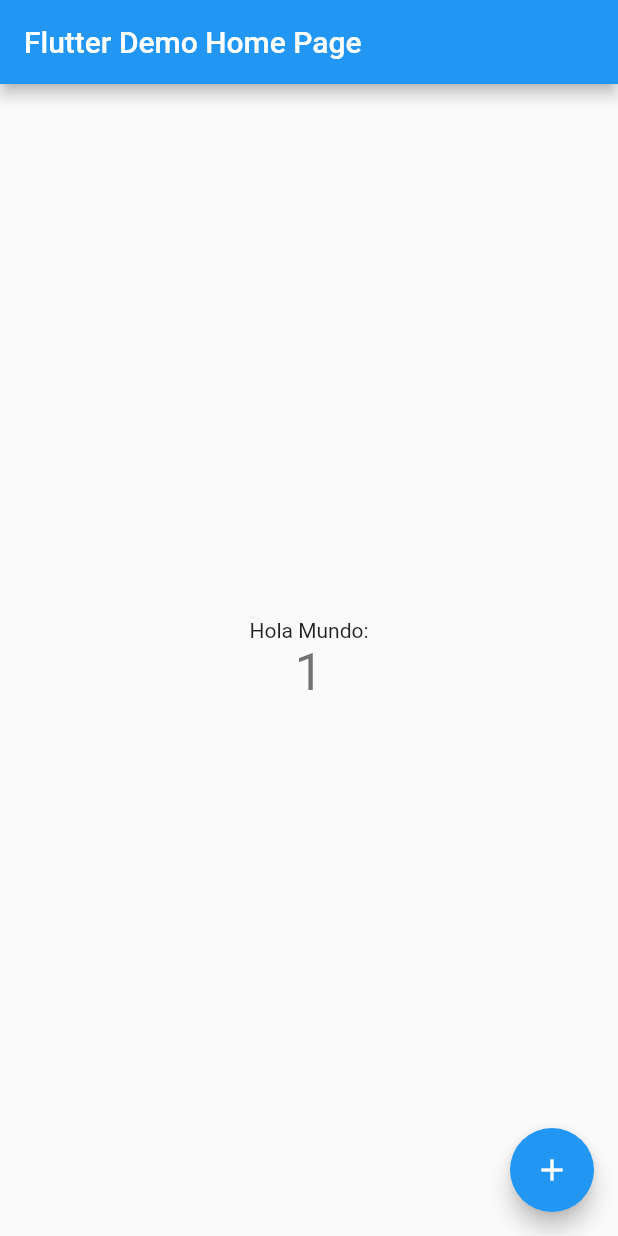
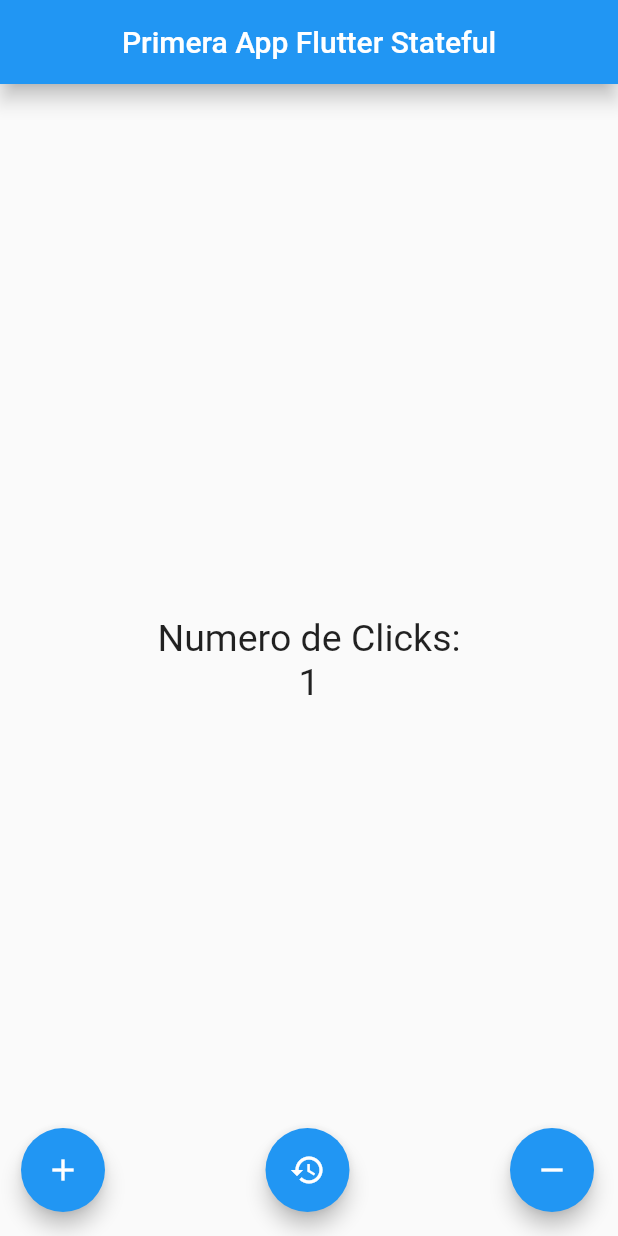
Before and after one commit to gusadolfo123/FlutterApp, a Flutter app: the screen it shows after launch, after a tap on the "add" icon, on a phone screen of 412 x 824 dp. Run offline on Flutter 3.47's test engine with Material 2 defaults, Android fonts, the phone set to English and light mode, and no system bars.

Commit message:
Implementando App Contador Basica

```diff
--- a/lib/main.dart
+++ b/lib/main.dart
@@ -1,64 +1,78 @@
+// import 'package:flutter/material.dart';
+
+// void main() => runApp(MyApp());
+
+// class MyApp extends StatelessWidget {
+//   // This widget is the root of your application.
+//   @override
+//   Widget build(BuildContext context) {
+//     return MaterialApp(
+//       title: 'Flutter Demo',
+//       theme: ThemeData(
+//         primarySwatch: Colors.blue,
+//       ),
+//       home: MyHomePage(title: 'Flutter Demo Home Page'),
+//     );
+//   }
+// }
+
+// class MyHomePage extends StatefulWidget {
+//   MyHomePage({Key key, this.title}) : super(key: key);
+
+//   final String title;
+
+//   @override
+//   _MyHomePageState createState() => _MyHomePageState();
+// }
+
+// class _MyHomePageState extends State<MyHomePage> {
+//   int _counter = 0;
+
+//   void _incrementCounter() {
+//     setState(() {
+//       _counter++;
+//     });
+//   }
+
+//   @override
+//   Widget build(BuildContext context) {
+//     return Scaffold(
+//       appBar: AppBar(
+//         title: Text(widget.title),
+//       ),
+//       body: Center(
+//         child: Column(
+//           mainAxisAlignment: MainAxisAlignment.center,
+//           children: <Widget>[
+//             Text(
+//               'Hola Mundo:',
+//             ),
+//             Text(
+//               '$_counter',
+//               style: Theme.of(context).textTheme.display1,
+//             ),
+//           ],
+//         ),
+//       ),
+//       floatingActionButton: FloatingActionButton(
+//         onPressed: _incrementCounter,
+//         tooltip: 'Increment',
+//         child: Icon(Icons.add),
+//       ), // This trailing comma makes auto-formatting nicer for build methods.
+//     );
+//   }
+// }
+
 import 'package:flutter/material.dart';
+import 'package:flutter_vscode/src/app.dart';
 
-void main() => runApp(MyApp());
+// importaciones propias
 
-class MyApp extends StatelessWidget {
-  // This widget is the root of your application.
-  @override
-  Widget build(BuildContext context) {
-    return MaterialApp(
-      title: 'Flutter Demo',
-      theme: ThemeData(
-        primarySwatch: Colors.blue,
-      ),
-      home: MyHomePage(title: 'Flutter Demo Home Page'),
-    );
-  }
+// construccion a mano
+void main() {
+  // decirle a flutter qur arranque la app
+  // recibe un widget
+  runApp(new MyApp());
 }
 
-class MyHomePage extends StatefulWidget {
-  MyHomePage({Key key, this.title}) : super(key: key);
-
-  final String title;
-
-  @override
-  _MyHomePageState createState() => _MyHomePageState();
-}
-
-class _MyHomePageState extends State<MyHomePage> {
-  int _counter = 0;
-
-  void _incrementCounter() {
-    setState(() {
-      _counter++;
-    });
-  }
-
-  @override
-  Widget build(BuildContext context) {
-    return Scaffold(
-      appBar: AppBar(
-        title: Text(widget.title),
-      ),
-      body: Center(
-        child: Column(
-          mainAxisAlignment: MainAxisAlignment.center,
-          children: <Widget>[
-            Text(
-              'Hola Mundo:',
-            ),
-            Text(
-              '$_counter',
-              style: Theme.of(context).textTheme.display1,
-            ),
-          ],
-        ),
-      ),
-      floatingActionButton: FloatingActionButton(
-        onPressed: _incrementCounter,
-        tooltip: 'Increment',
-        child: Icon(Icons.add),
-      ), // This trailing comma makes auto-formatting nicer for build methods.
-    );
-  }
-}
+// creacion widget inicial
--- /dev/null
+++ b/lib/src/app.dart
@@ -0,0 +1,19 @@
+import 'package:flutter/material.dart';
+import 'package:flutter_vscode/src/pages/counter_page.dart';
+// import 'package:flutter_vscode/src/pages/home_page.dart';
+
+class MyApp extends StatelessWidget {
+  const MyApp({Key key}) : super(key: key);
+
+  // Metodo encargado de dibujar
+  @override
+  Widget build(BuildContext context) {
+    return MaterialApp(
+      debugShowCheckedModeBanner: false,
+      home: Center(
+        // child: HomePage(),
+        child: CounterPage(),
+      ),
+    );
+  }
+}
--- /dev/null
+++ b/lib/src/pages/counter_page.dart
@@ -0,0 +1,87 @@
+import 'package:flutter/material.dart';
+
+class CounterPage extends StatefulWidget {
+  @override
+  State<CounterPage> createState() => new _CounterPageState();
+}
+
+class _CounterPageState extends State<CounterPage> {
+  final TextStyle _styleText = new TextStyle(fontSize: 25);
+  int _counter = 0;
+
+  @override
+  Widget build(BuildContext context) {
+    return Scaffold(
+      appBar: AppBar(
+        title: Text('Primera App Flutter Stateful'),
+        centerTitle: true,
+        elevation: 5.5,
+      ),
+      body: Center(
+        // child: Text('Numero de Clicks: '),
+        child: Column(
+          mainAxisAlignment: MainAxisAlignment.center,
+          children: <Widget>[
+            Text(
+              'Numero de Clicks:',
+              style: _styleText,
+            ),
+            Text(
+              // counter.toString(),
+              '$_counter',
+              style: _styleText,
+            ),
+          ],
+        ),
+      ),
+      floatingActionButton: _createButtons(_counter),
+    );
+  }
+
+  Widget _createButtons(int counter) {
+    return Row(mainAxisAlignment: MainAxisAlignment.center, children: <Widget>[
+      SizedBox(
+        width: 30.0,
+      ),
+      FloatingActionButton(
+        onPressed: () => _add(),
+        child: Icon(Icons.add),
+        elevation: 5.5,
+      ),
+      Expanded(
+        child: SizedBox(
+          width: 5.0,
+        ),
+      ),
+      FloatingActionButton(
+        onPressed: () => _reset(),
+        child: Icon(Icons.restore),
+        elevation: 5.5,
+      ),
+      Expanded(
+        child: SizedBox(
+          width: 5.0,
+        ),
+      ),
+      FloatingActionButton(
+        onPressed: () => _remove(),
+        child: Icon(Icons.remove),
+        elevation: 5.5,
+      ),
+    ]);
+  }
+
+  void _add() {
+    setState(() => _counter++);
+  }
+
+  void _remove() {
+    setState(() {
+      if (_counter > 0) _counter--;
+    });
+  }
+
+  void _reset() {
+    setState(() => _counter = 0);
+  }
+}
```
Also changed, not shown: lib/src/pages/home_page.dart (added, +39 -0 lines), 1 other file.
